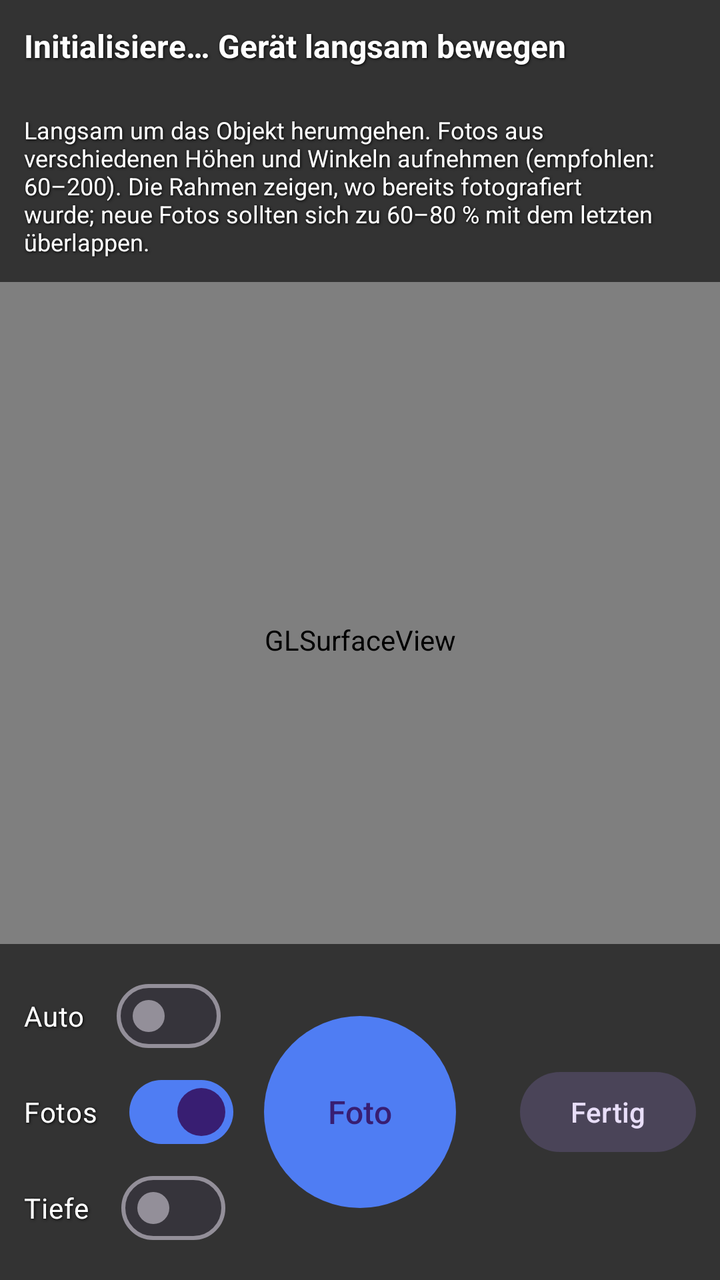
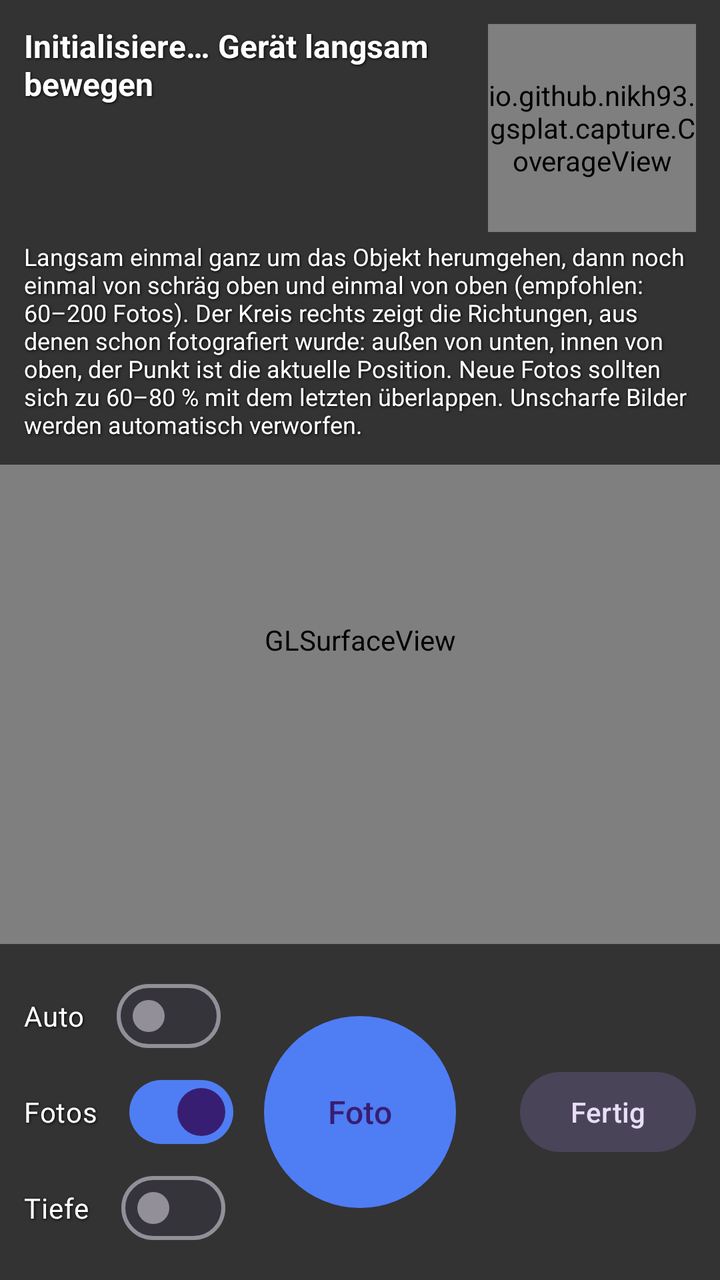

Two renders of the same Android screen: before a commit and after it. Below are the layout's source before the change and the commit's diff.
<!-- AndroidManifest.xml: activity theme Theme.Gsplat.Fullscreen -->
<!-- res/layout/activity_capture.xml -->
<?xml version="1.0" encoding="utf-8"?>
<FrameLayout xmlns:android="http://schemas.android.com/apk/res/android"
    xmlns:app="http://schemas.android.com/apk/res-auto"
    android:layout_width="match_parent"
    android:layout_height="match_parent"
    android:background="@color/black">

    <android.opengl.GLSurfaceView
        android:id="@+id/surface"
        android:layout_width="match_parent"
        android:layout_height="match_parent" />

    <View
        android:id="@+id/flash"
        android:layout_width="match_parent"
        android:layout_height="match_parent"
        android:alpha="0"
        android:background="@color/white" />

    <LinearLayout
        android:id="@+id/topPanel"
        android:layout_width="match_parent"
        android:layout_height="wrap_content"
        android:layout_gravity="top"
        android:background="@color/overlay"
        android:orientation="vertical"
        android:padding="12dp">

        <TextView
            android:id="@+id/trackingText"
            style="@style/OverlayText"
            android:layout_width="match_parent"
            android:layout_height="wrap_content"
            android:text="@string/tracking_init"
            android:textSize="16sp"
            android:textStyle="bold" />

        <TextView
            android:id="@+id/statsText"
            style="@style/OverlayText"
            android:layout_width="match_parent"
            android:layout_height="wrap_content"
            android:textSize="14sp" />

        <TextView
            android:id="@+id/overlapText"
            style="@style/OverlayText"
            android:layout_width="match_parent"
            android:layout_height="wrap_content"
            android:textSize="15sp"
            android:textStyle="bold"
            android:visibility="gone" />

        <TextView
            android:id="@+id/hintText"
            style="@style/OverlayText"
            android:layout_width="match_parent"
            android:layout_height="wrap_content"
            android:layout_marginTop="4dp"
            android:text="@string/capture_hint"
            android:textSize="12sp" />
    </LinearLayout>

    <LinearLayout
        android:id="@+id/bottomPanel"
        android:layout_width="match_parent"
        android:layout_height="wrap_content"
        android:layout_gravity="bottom"
        android:background="@color/overlay"
        android:gravity="center_vertical"
        android:orientation="horizontal"
        android:padding="12dp">

        <LinearLayout
            android:layout_width="0dp"
            android:layout_height="wrap_content"
            android:layout_weight="1"
            android:orientation="vertical">

            <com.google.android.material.materialswitch.MaterialSwitch
                android:id="@+id/autoSwitch"
                style="@style/OverlayText"
                android:layout_width="wrap_content"
                android:layout_height="wrap_content"
                android:text="@string/auto_capture" />

            <com.google.android.material.materialswitch.MaterialSwitch
                android:id="@+id/photosSwitch"
                style="@style/OverlayText"
                android:layout_width="wrap_content"
                android:layout_height="wrap_content"
                android:checked="true"
                android:text="@string/show_photos" />

            <com.google.android.material.materialswitch.MaterialSwitch
                android:id="@+id/depthSwitch"
                style="@style/OverlayText"
                android:layout_width="wrap_content"
                android:layout_height="wrap_content"
                android:text="@string/depth_points" />
        </LinearLayout>

        <com.google.android.material.button.MaterialButton
            android:id="@+id/captureButton"
            android:layout_width="96dp"
            android:layout_height="96dp"
            android:insetLeft="0dp"
            android:insetTop="0dp"
            android:insetRight="0dp"
            android:insetBottom="0dp"
            android:text="@string/capture_photo"
            android:textSize="16sp"
            app:cornerRadius="48dp" />

        <FrameLayout
            android:layout_width="0dp"
            android:layout_height="wrap_content"
            android:layout_weight="1">

            <com.google.android.material.button.MaterialButton
                android:id="@+id/doneButton"
                style="@style/Widget.Material3.Button.TonalButton"
                android:layout_width="wrap_content"
                android:layout_height="wrap_content"
                android:layout_gravity="end|center_vertical"
                android:text="@string/capture_done" />
        </FrameLayout>
    </LinearLayout>
</FrameLayout>
<!-- resources referenced by this layout -->
<resources>
  <color name="black">#FF000000</color>
  <color name="overlay">#99000000</color>
  <color name="white">#FFFFFFFF</color>
  <string name="auto_capture">Auto</string>
  <string name="capture_done">Fertig</string>
  <string name="capture_hint">Langsam um das Objekt herumgehen. Fotos aus verschiedenen Höhen und Winkeln aufnehmen (empfohlen: 60–200). Die Rahmen zeigen, wo bereits fotografiert wurde; neue Fotos sollten sich zu 60–80 % mit dem letzten überlappen.</string>
  <string name="capture_photo">Foto</string>
  <string name="depth_points">Tiefe</string>
  <string name="show_photos">Fotos</string>
  <string name="tracking_init">Initialisiere… Gerät langsam bewegen</string>
  <style name="OverlayText">
          <item name="android:textColor">@color/white</item>
          <item name="android:shadowColor">@color/black</item>
          <item name="android:shadowRadius">3</item>
          <item name="android:shadowDx">1</item>
          <item name="android:shadowDy">1</item>
      </style>
  <style name="Theme.Gsplat.Fullscreen" parent="Theme.Material3.Dark.NoActionBar">
          <item name="colorPrimary">@color/primary</item>
          <item name="colorSecondary">@color/accent</item>
          <item name="android:windowFullscreen">true</item>
          <item name="android:windowBackground">@color/black</item>
      </style>
  <color name="primary">#FF4F7DF3</color>
  <color name="accent">#FFFFB300</color>
</resources>

<!-- the commit's change to res/layout/activity_capture.xml (unified diff, before → after) -->
@@ -26,6 +26,17 @@
         android:orientation="vertical"
         android:padding="12dp">
 
+        <LinearLayout
+            android:layout_width="match_parent"
+            android:layout_height="wrap_content"
+            android:orientation="horizontal">
+
+        <LinearLayout
+            android:layout_width="0dp"
+            android:layout_height="wrap_content"
+            android:layout_weight="1"
+            android:orientation="vertical">
+
         <TextView
             android:id="@+id/trackingText"
             style="@style/OverlayText"
@@ -50,6 +61,30 @@
             android:textSize="15sp"
             android:textStyle="bold"
             android:visibility="gone" />
+
+        <TextView
+            android:id="@+id/sharpnessText"
+            style="@style/OverlayText"
+            android:layout_width="match_parent"
+            android:layout_height="wrap_content"
+            android:textSize="14sp"
+            android:textStyle="bold"
+            android:visibility="gone" />
+
+        <TextView
+            android:id="@+id/coverageText"
+            style="@style/OverlayText"
+            android:layout_width="match_parent"
+            android:layout_height="wrap_content"
+            android:textSize="14sp" />
+        </LinearLayout>
+
+        <io.github.nikh93.gsplat.capture.CoverageView
+            android:id="@+id/coverageView"
+            android:layout_width="104dp"
+            android:layout_height="104dp"
+            android:layout_marginStart="8dp" />
+        </LinearLayout>
 
         <TextView
             android:id="@+id/hintText"
<!-- resource entries referenced after the edit -->
@@ -5,7 +5,7 @@
   <color name="white">#FFFFFFFF</color>
   <string name="auto_capture">Auto</string>
   <string name="capture_done">Fertig</string>
-  <string name="capture_hint">Langsam um das Objekt herumgehen. Fotos aus verschiedenen Höhen und Winkeln aufnehmen (empfohlen: 60–200). Die Rahmen zeigen, wo bereits fotografiert wurde; neue Fotos sollten sich zu 60–80 % mit dem letzten überlappen.</string>
+  <string name="capture_hint">Langsam einmal ganz um das Objekt herumgehen, dann noch einmal von schräg oben und einmal von oben (empfohlen: 60–200 Fotos). Der Kreis rechts zeigt die Richtungen, aus denen schon fotografiert wurde: außen von unten, innen von oben, der Punkt ist die aktuelle Position. Neue Fotos sollten sich zu 60–80 % mit dem letzten überlappen. Unscharfe Bilder werden automatisch verworfen.</string>
   <string name="capture_photo">Foto</string>
   <string name="depth_points">Tiefe</string>
   <string name="show_photos">Fotos</string>
